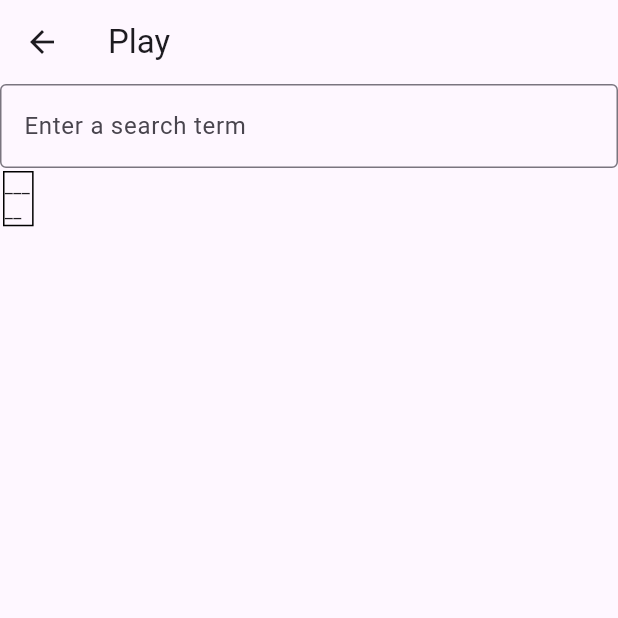
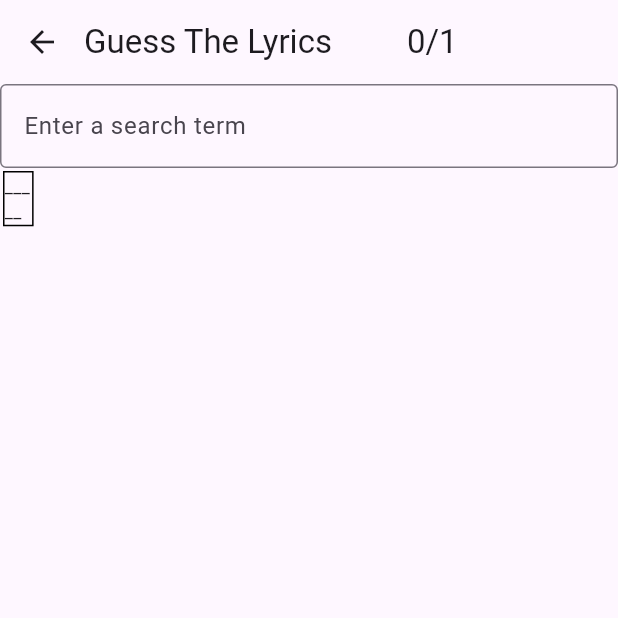
Before and after one commit to JoshChadwick/guess_the_lyrics, a Flutter app: the PlayPage screen opened directly, on a phone screen of 412 x 824 dp, the top half of it. Run offline on Flutter 3.47's test engine with Material 2 defaults, Android fonts, the light colour scheme and no system bars.

Commit message:
Game Basics

```diff
--- a/lib/main.dart
+++ b/lib/main.dart
@@ -133,6 +133,8 @@
   List<String> displayLines = [];
   List<String> words = [];
   List<String> lines = [];
+  var curCount = 0;
+  var maxCount;
   String guess = "";
 
   void initState() {
@@ -142,7 +144,7 @@
       lines = processLyrics(value);
       displayLines = getDisplayLines(lines);
       words = getWords(lines);
-      print(words);
+      maxCount = displayLines.length;
       _controller.addListener(checkGuess);
 
       setState(() {
@@ -158,10 +160,10 @@
   }
 
   bool linearSearch(List<String> list, String word) {
-    bool result=false;
+    bool result = false;
     for (var i = 0; i < list.length; i++) {
       if (list[i].toUpperCase() == word.toUpperCase()) {
-        result= true;
+        result = true;
       }
     }
     return result;
@@ -170,7 +172,8 @@
   List<String> getWords(List<String> lines) {
     List<String> words = [];
     for (var i = 0; i < lines.length; i++) {
-      if (words.contains(lines[i])==false) {
+      if (words.contains(lines[i].toUpperCase()) == false) {
+        print(lines[i].toUpperCase());
         words.add(lines[i].toUpperCase());
       }
     }
@@ -179,18 +182,26 @@
 
   void checkGuess() {
     var guess = _controller.text.toUpperCase();
-    for(var word =0; word<lines.length; word++){
-      if(lines[word].toUpperCase()==guess){
-          if(words.contains(guess)){
-          _controller.clear();}
-          words.remove(guess);
-          displayLines[word]=lines[word];
+    var count = 0;
+
+    for (var word = 0; word < lines.length; word++) {
+      if (lines[word].toUpperCase() == guess) {
+        count+=1;
+        displayLines[word] = lines[word];
+      }
+    }
+
+    for(var word=0; word<words.length;word++){
+      if (words[word]==guess) {
+        _controller.clear();
+        words.remove(guess);
+        curCount+= count;
       }
     }
 
     setState(() {
-        song = displayLines;
-      });
+      song = displayLines;
+    });
   }
 
   List<String> getDisplayLines(List<String> lines) {
@@ -204,8 +215,8 @@
   List<String> processLyrics(String lyrics) {
     List<String> lines = lyrics.split("\n");
     List<String> lines2 = [];
-    for(var word=0; word<lines.length; word++){
-      lines2.add(lines[word].substring(0,lines[word].length-1));
+    for (var word = 0; word < lines.length; word++) {
+      lines2.add(lines[word].substring(0, lines[word].length - 1));
     }
     return lines2;
   }
@@ -216,7 +227,14 @@
     final double itemWidth = size.width / 2;
     return Scaffold(
         appBar: AppBar(
-          title: const Text("Play"),
+          title: Row(
+            children: [
+              Text("Guess The Lyrics"),
+              const SizedBox(width: 50),
+              Text("$curCount/$maxCount")
+            ],
+          ),
+          titleSpacing: 0.0,
         ),
         body: Column(children: <Widget>[
           TextFormField(
```
